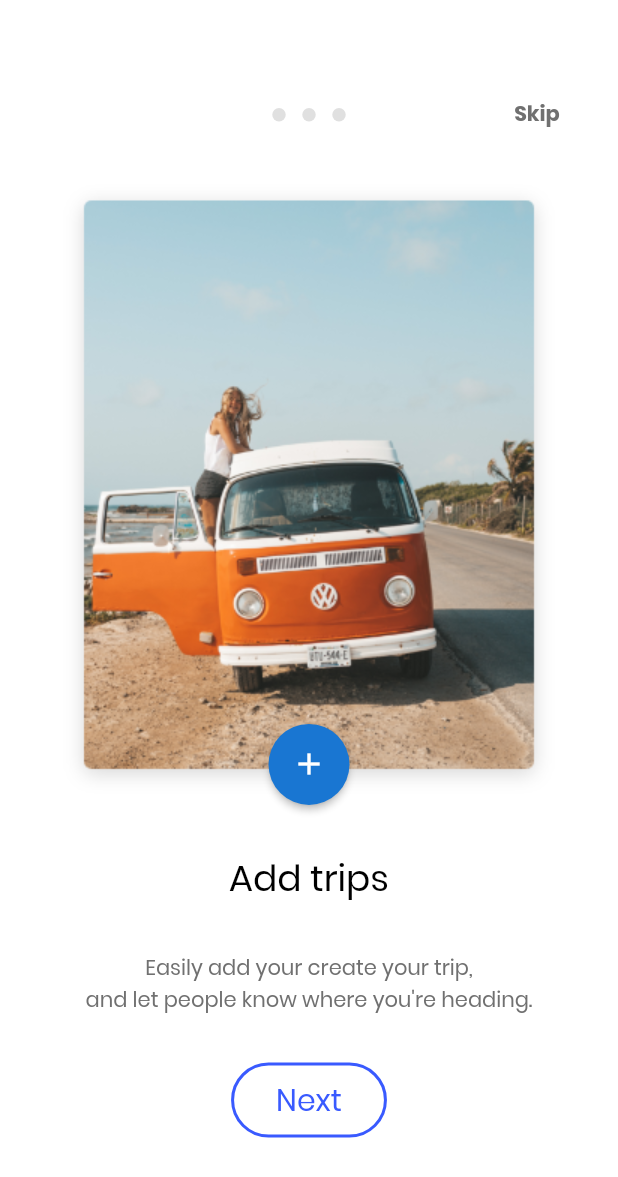
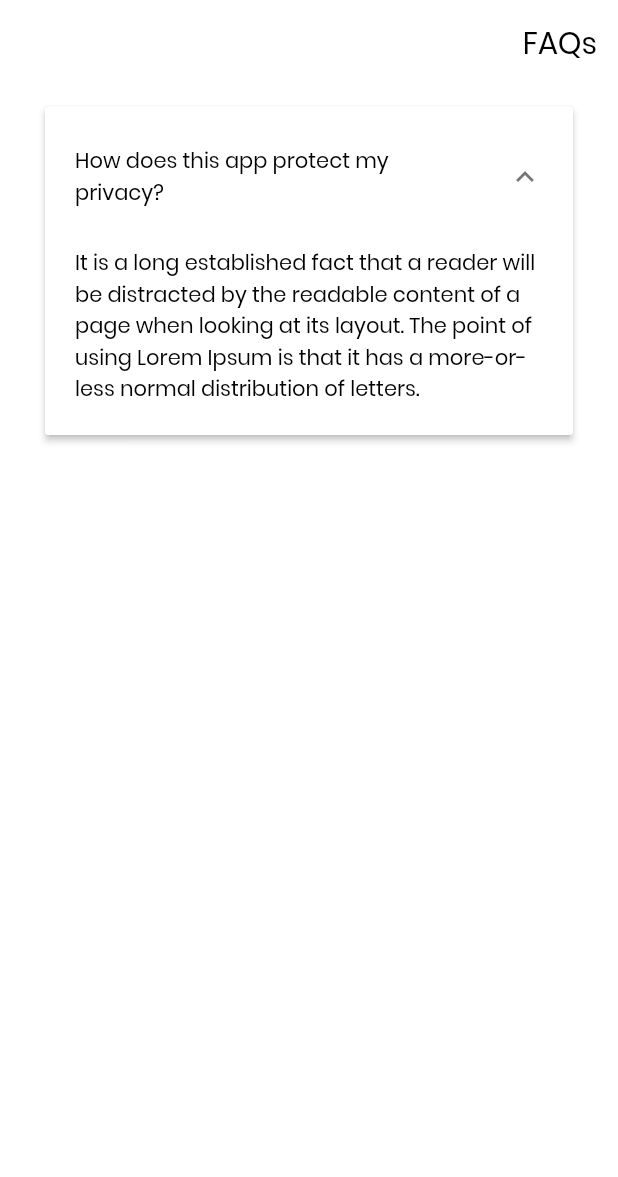
Before and after one commit to aelshamy/backpack, a Flutter app: the screen it shows after launch, on a phone screen of 412 x 824 dp. Shown: the top 1177 px of the screen. Run offline on Flutter 3.47's test engine with Material 2 defaults, Android fonts, the phone set to English and light mode, and no system bars.

```diff
--- a/lib/main.dart
+++ b/lib/main.dart
@@ -1,4 +1,4 @@
 import 'package:backpack/src/app.dart';
 import 'package:flutter/material.dart';
 
-void main() => runApp(new App());
+void main() => runApp(App());
--- a/lib/src/app.dart
+++ b/lib/src/app.dart
@@ -1,4 +1,5 @@
 import 'package:backpack/src/colors.dart';
+import 'package:backpack/src/screens/faq.dart';
 import 'package:backpack/src/screens/onboarding.dart';
 import 'package:flutter/material.dart';
 
@@ -9,7 +10,8 @@ class App extends StatelessWidget {
       debugShowCheckedModeBanner: false,
       title: 'Flutter Demo',
       theme: _backpackTheme,
-      home: OnBording(),
+      // home: OnBording(),
+      home: FAQ(),
     );
   }
 }
@@ -23,7 +25,6 @@ ThemeData _buildBackpackTheme() {
     primaryColorLight: backpacGrey1,
     primaryColorDark: backpackYellow,
     accentColor: backpackWhite,
-    buttonColor: backpackBlue,
     scaffoldBackgroundColor: backpackWhite,
     cardColor: backpackWhite,
     textSelectionColor: backpackYellow,
@@ -31,11 +32,13 @@ ThemeData _buildBackpackTheme() {
     primaryTextTheme: _buildBackpackTextTheme(base.primaryTextTheme),
     accentTextTheme: _buildBackpackTextTheme(base.accentTextTheme),
     primaryIconTheme: base.iconTheme.copyWith(color: backpackWhite),
-    buttonTheme: base.buttonTheme.copyWith(
-      // textTheme: ButtonTextTheme.accent,
-      // padding: EdgeInsets.only(top: 10.0, bottom: 10.0),
-      shape: RoundedRectangleBorder(borderRadius: BorderRadius.circular(30.0)),
-    ),
+    // buttonColor: backpackBlue,
+    // buttonTheme: base.buttonTheme.copyWith(
+    //   padding: EdgeInsets.symmetric(vertical: 55.0),
+    //   // textTheme: ButtonTextTheme.accent,
+    //   // padding: EdgeInsets.only(top: 10.0, bottom: 10.0),
+    //   shape: RoundedRectangleBorder(borderRadius: BorderRadius.circular(30.0)),
+    // ),
   );
 }
 
--- a/lib/src/ui/back_app_bar.dart
+++ b/lib/src/components/app_bars/back_app_bar.dart
@@ -41,7 +41,6 @@ class BackAppBar extends StatelessWidget implements PreferredSizeWidget {
     );
   }
 
-  // TODO: implement preferredSize
   @override
   Size get preferredSize => AppBar().preferredSize;
 }
--- /dev/null
+++ b/lib/src/components/app_bars/right_title_app_bar.dart
@@ -0,0 +1,27 @@
+import 'package:flutter/material.dart';
+
+class RightTitleAppBar extends StatelessWidget implements PreferredSizeWidget {
+  final String title;
+
+  RightTitleAppBar({Key key, this.title}) : super(key: key);
+
+  @override
+  Widget build(BuildContext context) {
+    return AppBar(
+      elevation: 0.0,
+      backgroundColor: Colors.transparent,
+      actions: <Widget>[
+        Padding(
+          padding: EdgeInsets.all(14.0),
+          child: Text(
+            title,
+            style: Theme.of(context).textTheme.title,
+          ),
+        ),
+      ],
+    );
+  }
+
+  @override
+  Size get preferredSize => AppBar().preferredSize;
+}
--- /dev/null
+++ b/lib/src/screens/faq.dart
@@ -0,0 +1,47 @@
+import 'package:backpack/src/components/app_bars/right_title_app_bar.dart';
+import 'package:flutter/material.dart';
+
+class FAQ extends StatefulWidget {
+  @override
+  FAQState createState() => FAQState();
+}
+
+class FAQState extends State<FAQ> {
+  List<ExpansionPanel> itemsList = <ExpansionPanel>[
+    ExpansionPanel(
+      isExpanded: true,
+      body: Container(
+        padding: EdgeInsets.only(left: 20.0, right: 20.0, bottom: 20.0),
+        child: Text(
+            'It is a long established fact that a reader will be distracted by the readable content of a page when looking at its layout. The point of using Lorem Ipsum is that it has a more-or-less normal distribution of letters.'),
+      ),
+      headerBuilder: (BuildContext context, bool isExpanded) {
+        return Container(
+          padding: EdgeInsets.symmetric(horizontal: 20.0, vertical: 10.0),
+          child: Text('How does this app protect my privacy?'),
+        );
+      },
+    ),
+  ];
+
+  @override
+  Widget build(BuildContext context) {
+    return Scaffold(
+      appBar: RightTitleAppBar(title: 'FAQs'),
+      body: Container(
+        padding: EdgeInsets.symmetric(horizontal: 30.0, vertical: 15.0),
+        child: Column(
+          crossAxisAlignment: CrossAxisAlignment.start,
+          children: <Widget>[
+            ExpansionPanelList(
+              expansionCallback: (int index, bool isExpanded) {
+                // itemsList[index].isExpanded = !isExpanded;
+              },
+              children: itemsList,
+            )
+          ],
+        ),
+      ),
+    );
+  }
+}
--- a/lib/src/screens/login.dart
+++ b/lib/src/screens/login.dart
@@ -1,8 +1,8 @@
+import 'package:backpack/src/components/app_bars/back_app_bar.dart';
 import 'package:backpack/src/screens/profile.dart';
 import 'package:backpack/src/screens/recover_account.dart';
 import 'package:backpack/src/screens/signup.dart';
-import 'package:backpack/src/ui/back_app_bar.dart';
-import 'package:backpack/src/ui/password_field.dart';
+import 'package:backpack/src/components/inputs/password_field.dart';
 import 'package:flutter/material.dart';
 
 class Login extends StatelessWidget {
--- a/lib/src/screens/phone_number.dart
+++ b/lib/src/screens/phone_number.dart
@@ -1,4 +1,4 @@
-import 'package:backpack/src/ui/back_app_bar.dart';
+import 'package:backpack/src/components/app_bars/back_app_bar.dart';
 import 'package:flutter/material.dart';
 
 class PhoneNumber extends StatelessWidget {
--- a/lib/src/screens/recover_account.dart
+++ b/lib/src/screens/recover_account.dart
@@ -1,5 +1,6 @@
+import 'package:backpack/src/components/app_bars/back_app_bar.dart';
 import 'package:backpack/src/screens/phone_number.dart';
-import 'package:backpack/src/ui/back_app_bar.dart';
+
 import 'package:flutter/material.dart';
 
 class RecoverAccount extends StatelessWidget {
```
Also changed, not shown: lib/src/components/buttons/primary_button.dart (added, +19 -0 lines), lib/src/components/inputs/password_field.dart (renamed from lib/src/ui/password_field.dart, +5 -6 lines), lib/src/components/paragraph.dart (added, +21 -0 lines), lib/src/screens/edit_profile.dart (added, +71 -0 lines), lib/src/screens/signup.dart (+6 -8 lines), lib/src/screens/terms_of_service.dart (added, +33 -0 lines), 1 other file.
